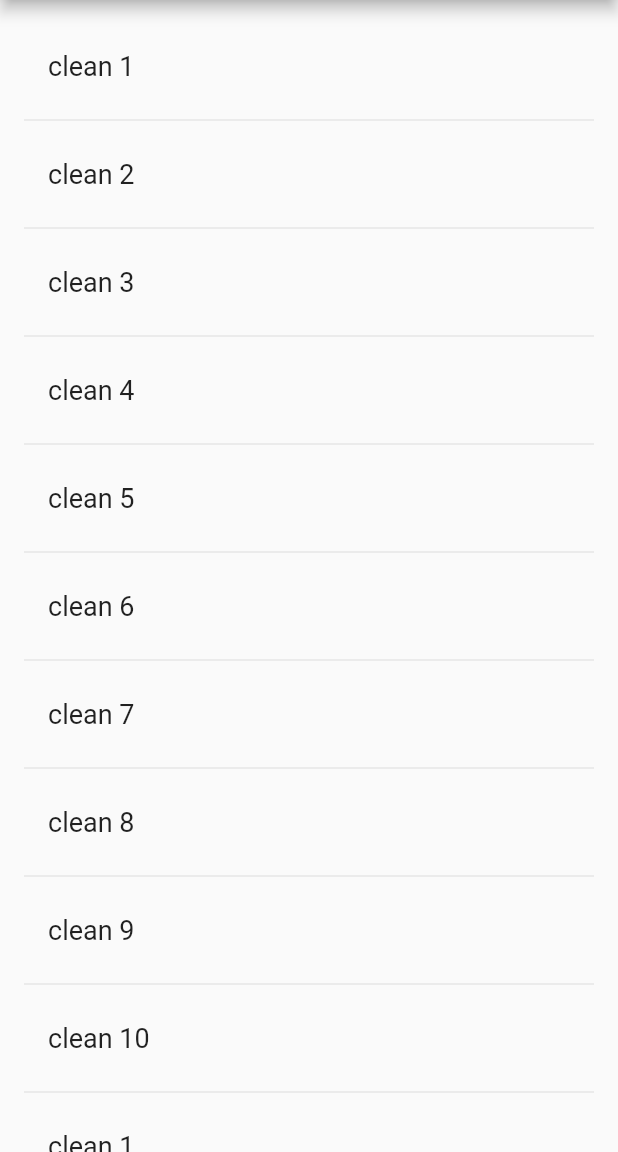
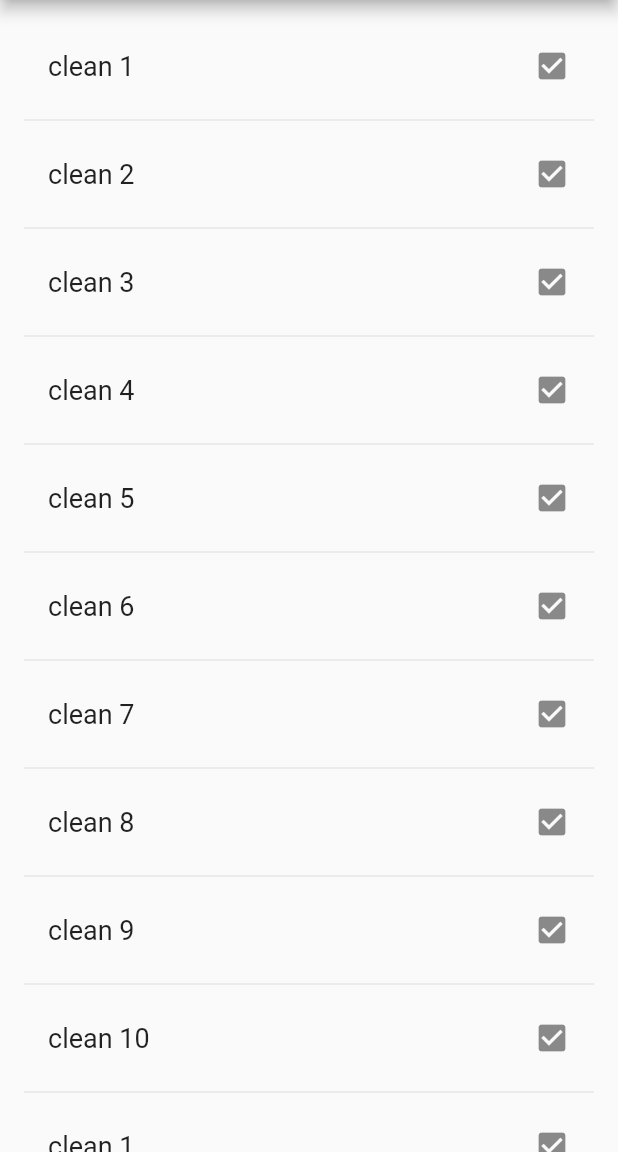
Before and after one commit to adamstegman/chores, a Flutter app: the screen it shows after launch, on a phone screen of 412 x 824 dp, the part 84-1236 px from its top. Run offline on Flutter 3.47's test engine with Material 2 defaults, Android fonts, the light colour scheme and no system bars.

Commit message:
toggle completed

```diff
--- a/lib/chore.dart
+++ b/lib/chore.dart
@@ -1,5 +1,8 @@
 class Chore {
   String name;
+  bool completed;
 
-  Chore(this.name);
+  Chore({required String name, bool completed = false})
+      : this.name = name,
+        this.completed = completed;
 }
--- a/lib/main.dart
+++ b/lib/main.dart
@@ -90,13 +90,21 @@ class _ChoresState extends State<Chores> {
         if (index >= _chores.length) {
           _chores.addAll(generateChores().take(10));
         }
+        // TODO: skip if completed
         return _buildRow(_chores[index]);
       },
     );
   }
 
   Widget _buildRow(Chore chore) {
-    return ListTile(title: Text(chore.name, style: _biggerFont));
+    return ListTile(
+      title: Text(chore.name, style: _biggerFont),
+      trailing: Icon(
+        chore.completed ? Icons.check : Icons.check_box,
+        color: chore.completed ? Colors.green : null,
+      ),
+      onTap: () => setState(() => chore.completed = !chore.completed),
+    );
   }
 
   // TODO: actual storage
@@ -106,7 +114,7 @@ class _ChoresState extends State<Chores> {
     // We're in a sync* function, so `while (true)` is okay.
     while (true) {
       index++;
-      yield Chore('clean $index');
+      yield Chore(name: 'clean $index');
     }
   }
 }
```
